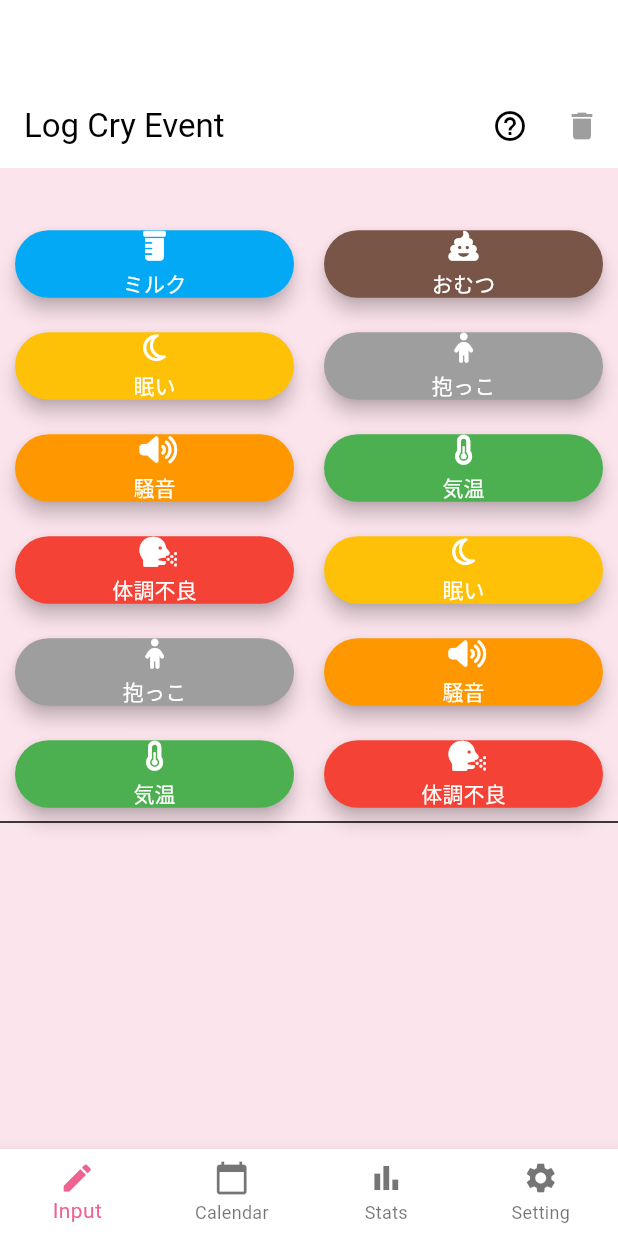
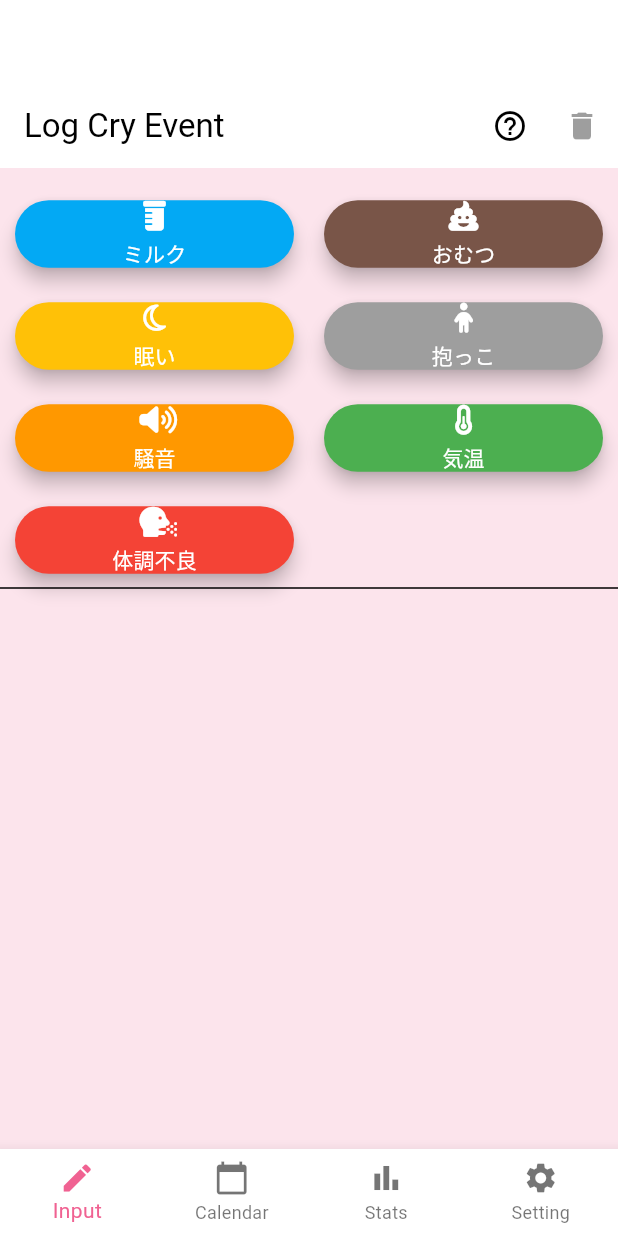
Before and after one commit to Ta813/nakimemo, a Flutter app: the screen it shows after launch, on a phone screen of 412 x 824 dp. Run offline on Flutter 3.47's test engine with Material 3 defaults, Android fonts, the phone set to English and light mode, and no system bars; our stand-ins replace fl_chart, flutter_dotenv, font_awesome_flutter, shared_preferences, table_calendar; generated files the repository leaves out were written again.

Commit message:
マージ

```diff
--- a/lib/screens/calendar_screen.dart
+++ b/lib/screens/calendar_screen.dart
@@ -90,11 +90,6 @@ class _CalendarScreenState extends State<CalendarScreen> {
     if (log.contains('騒音')) return FontAwesomeIcons.volumeUp;
     if (log.contains('気温')) return FontAwesomeIcons.thermometerHalf;
     if (log.contains('体調不良')) return FontAwesomeIcons.headSideCough;
-    if (log.contains('眠い')) return FontAwesomeIcons.moon;
-    if (log.contains('抱っこ')) return FontAwesomeIcons.child;
-    if (log.contains('騒音')) return FontAwesomeIcons.volumeUp;
-    if (log.contains('気温')) return FontAwesomeIcons.thermometerHalf;
-    if (log.contains('体調不良')) return FontAwesomeIcons.headSideCough;
     return Icons.help_outline;
   }
 
@@ -102,13 +97,7 @@ class _CalendarScreenState extends State<CalendarScreen> {
   // カテゴリに応じた色を返す
   Color _getCategoryColor(String log) {
     if (log.contains('ミルク')) return Colors.lightBlue;
-    if (log.contains('ミルク')) return Colors.lightBlue;
     if (log.contains('おむつ')) return Colors.brown;
-    if (log.contains('眠い')) return Colors.amber;
-    if (log.contains('抱っこ')) return Colors.grey;
-    if (log.contains('騒音')) return Colors.orange;
-    if (log.contains('気温')) return Colors.green;
-    if (log.contains('体調不良')) return Colors.red;
     if (log.contains('眠い')) return Colors.amber;
     if (log.contains('抱っこ')) return Colors.grey;
     if (log.contains('騒音')) return Colors.orange;
--- a/lib/screens/input_screen.dart
+++ b/lib/screens/input_screen.dart
@@ -25,19 +25,6 @@ class _InputScreenState extends State<InputScreen> {
       'color': Colors.lightBlue
     },
     {'label': 'おむつ', 'icon': FontAwesomeIcons.poo, 'color': Colors.brown},
-    {'label': '眠い', 'icon': FontAwesomeIcons.moon, 'color': Colors.amber},
-    {'label': '抱っこ', 'icon': FontAwesomeIcons.child, 'color': Colors.grey},
-    {'label': '騒音', 'icon': FontAwesomeIcons.volumeUp, 'color': Colors.orange},
-    {
-      'label': '気温',
-      'icon': FontAwesomeIcons.thermometerHalf,
-      'color': Colors.green
-    },
-    {
-      'label': '体調不良',
-      'icon': FontAwesomeIcons.headSideCough,
-      'color': Colors.red
-    },
     {'label': '眠い', 'icon': FontAwesomeIcons.moon, 'color': Colors.amber},
     {'label': '抱っこ', 'icon': FontAwesomeIcons.child, 'color': Colors.grey},
     {'label': '騒音', 'icon': FontAwesomeIcons.volumeUp, 'color': Colors.orange},
@@ -148,15 +135,9 @@ class _InputScreenState extends State<InputScreen> {
   }
 
   // カテゴリに応じたアイコンを返す
-  // カテゴリに応じたアイコンを返す
   IconData _getCategoryIcon(String log) {
     if (log.contains('ミルク')) return FontAwesomeIcons.prescriptionBottle;
     if (log.contains('おむつ')) return FontAwesomeIcons.poo;
-    if (log.contains('眠い')) return FontAwesomeIcons.moon;
-    if (log.contains('抱っこ')) return FontAwesomeIcons.child;
-    if (log.contains('騒音')) return FontAwesomeIcons.volumeUp;
-    if (log.contains('気温')) return FontAwesomeIcons.thermometerHalf;
-    if (log.contains('体調不良')) return FontAwesomeIcons.headSideCough;
     if (log.contains('眠い')) return FontAwesomeIcons.moon;
     if (log.contains('抱っこ')) return FontAwesomeIcons.child;
     if (log.contains('騒音')) return FontAwesomeIcons.volumeUp;
@@ -166,16 +147,9 @@ class _InputScreenState extends State<InputScreen> {
   }
 
   // カテゴリに応じた色を返す
-  // カテゴリに応じた色を返す
   Color _getCategoryColor(String log) {
     if (log.contains('ミルク')) return Colors.lightBlue;
-    if (log.contains('ミルク')) return Colors.lightBlue;
     if (log.contains('おむつ')) return Colors.brown;
-    if (log.contains('眠い')) return Colors.amber;
-    if (log.contains('抱っこ')) return Colors.grey;
-    if (log.contains('騒音')) return Colors.orange;
-    if (log.contains('気温')) return Colors.green;
-    if (log.contains('体調不良')) return Colors.red;
     if (log.contains('眠い')) return Colors.amber;
     if (log.contains('抱っこ')) return Colors.grey;
     if (log.contains('騒音')) return Colors.orange;
@@ -202,30 +176,11 @@ class _InputScreenState extends State<InputScreen> {
         });
 
         // 永続ストレージからも削除
-        // リストから即座に削除
-        setState(() {
-          _logs.removeAt(index);
-        });
-
-        // 永続ストレージからも削除
         final prefs = await SharedPreferences.getInstance();
         final raw = prefs.getString('cry_logs') ?? '{}';
         final data = Map<String, dynamic>.from(json.decode(raw));
         final todayKey = _getTodayKey();
         final todayLogs = List<String>.from(data[todayKey] ?? []);
-        if (index >= 0 && index < todayLogs.length) {
-          todayLogs.removeAt(index);
-
-          // リストを降順にソート
-          todayLogs.sort((a, b) {
-            final timeA = a.split(' ').first;
-            final timeB = b.split(' ').first;
-            return timeB.compareTo(timeA); // 降順
-          });
-
-          data[todayKey] = todayLogs;
-          await prefs.setString('cry_logs', json.encode(data));
-        }
         if (index >= 0 && index < todayLogs.length) {
           todayLogs.removeAt(index);
 
@@ -411,7 +366,6 @@ class _InputScreenState extends State<InputScreen> {
       body: Column(
         children: [
           const SizedBox(height: 20),
-          const SizedBox(height: 20),
           Wrap(
             spacing: 20,
             runSpacing: 20, // これで縦方向に段を分ける
--- a/lib/screens/stats_screen.dart
+++ b/lib/screens/stats_screen.dart
@@ -57,11 +57,6 @@ class _StatsScreenState extends State<StatsScreen> {
       setState(() {
         categoryCounts = counts;
       });
-    } else if (_selectedUnit == DisplayUnit.all) {
-      final counts = await getAllCategoryCounts();
-      setState(() {
-        categoryCounts = counts;
-      });
     }
   }
 
@@ -92,16 +87,6 @@ class _StatsScreenState extends State<StatsScreen> {
             counts['ミルク'] = (counts['ミルク'] ?? 0) + 1;
           } else if (log.contains('おむつ')) {
             counts['おむつ'] = (counts['おむつ'] ?? 0) + 1;
-          } else if (log.contains('眠い')) {
-            counts['眠い'] = (counts['眠い'] ?? 0) + 1;
-          } else if (log.contains('抱っこ')) {
-            counts['抱っこ'] = (counts['抱っこ'] ?? 0) + 1;
-          } else if (log.contains('騒音')) {
-            counts['騒音'] = (counts['騒音'] ?? 0) + 1;
-          } else if (log.contains('気温')) {
-            counts['気温'] = (counts['気温'] ?? 0) + 1;
-          } else if (log.contains('体調不良')) {
-            counts['体調不良'] = (counts['体調不良'] ?? 0) + 1;
           } else if (log.contains('眠い')) {
             counts['眠い'] = (counts['眠い'] ?? 0) + 1;
           } else if (log.contains('抱っこ')) {
@@ -161,16 +146,6 @@ class _StatsScreenState extends State<StatsScreen> {
           counts['気温'] = (counts['気温'] ?? 0) + 1;
         } else if (log.contains('体調不良')) {
           counts['体調不良'] = (counts['体調不良'] ?? 0) + 1;
-        } else if (log.contains('眠い')) {
-          counts['眠い'] = (counts['眠い'] ?? 0) + 1;
-        } else if (log.contains('抱っこ')) {
-          counts['抱っこ'] = (counts['抱っこ'] ?? 0) + 1;
-        } else if (log.contains('騒音')) {
-          counts['騒音'] = (counts['騒音'] ?? 0) + 1;
-        } else if (log.contains('気温')) {
-          counts['気温'] = (counts['気温'] ?? 0) + 1;
-        } else if (log.contains('体調不良')) {
-          counts['体調不良'] = (counts['体調不良'] ?? 0) + 1;
         }
       }
       logs[entry.key] = List<String>.from(entry.value);
@@ -198,16 +173,6 @@ class _StatsScreenState extends State<StatsScreen> {
             counts['ミルク'] = (counts['ミルク'] ?? 0) + 1;
           } else if (log.contains('おむつ')) {
             counts['おむつ'] = (counts['おむつ'] ?? 0) + 1;
-          } else if (log.contains('眠い')) {
-            counts['眠い'] = (counts['眠い'] ?? 0) + 1;
-          } else if (log.contains('抱っこ')) {
-            counts['抱っこ'] = (counts['抱っこ'] ?? 0) + 1;
-          } else if (log.contains('騒音')) {
-            counts['騒音'] = (counts['騒音'] ?? 0) + 1;
-          } else if (log.contains('気温')) {
-            counts['気温'] = (counts['気温'] ?? 0) + 1;
-          } else if (log.contains('体調不良')) {
-            counts['体調不良'] = (counts['体調不良'] ?? 0) + 1;
           } else if (log.contains('眠い')) {
             counts['眠い'] = (counts['眠い'] ?? 0) + 1;
           } else if (log.contains('抱っこ')) {
```
